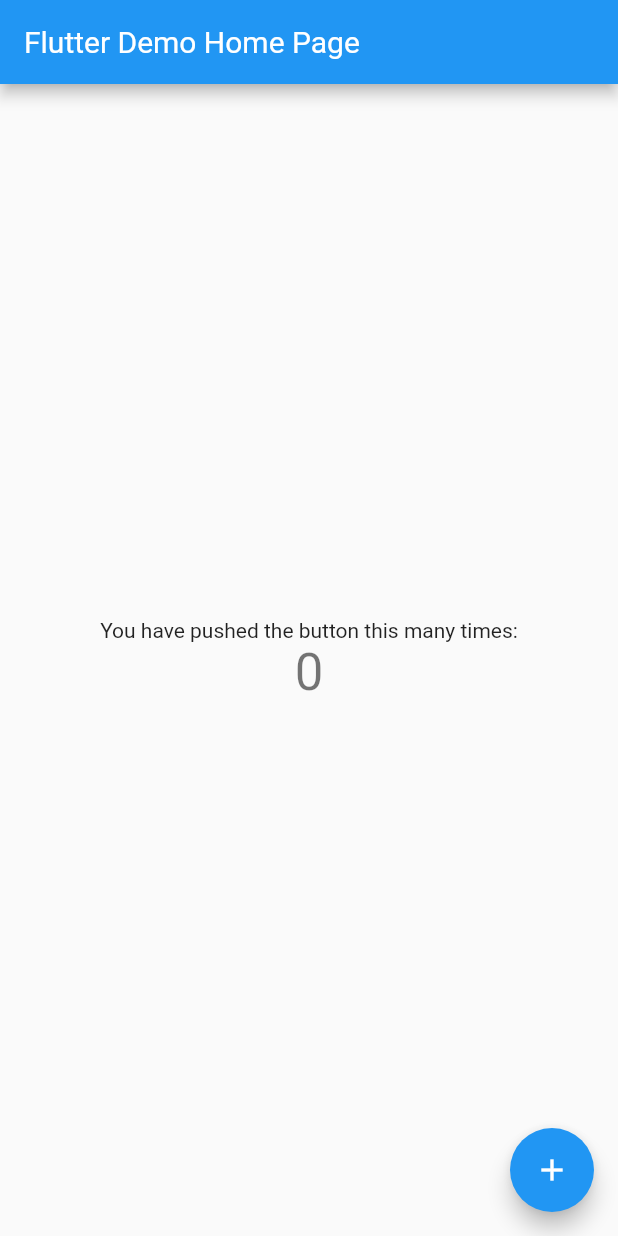
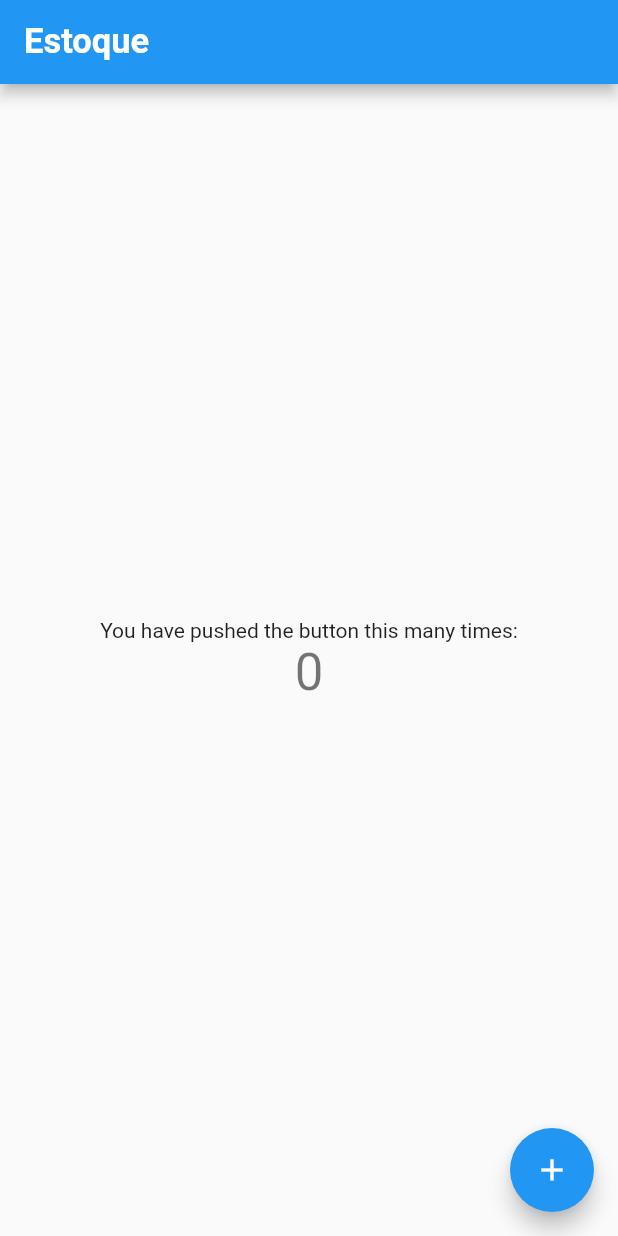
Before and after one commit to AndreFelipe97/app-inventory, a Flutter app: the screen it shows after launch, on a phone screen of 412 x 824 dp. Run offline on Flutter 3.47's test engine with Material 2 defaults, Android fonts, the phone set to English and light mode, and no system bars.

Commit message:
feat: config theme and fonts app

```diff
--- a/lib/main.dart
+++ b/lib/main.dart
@@ -9,8 +9,23 @@ class InvetortyApp extends StatelessWidget {
       title: 'Flutter Demo',
       theme: ThemeData(
         primarySwatch: Colors.blue,
+        fontFamily: 'OpenSans',
+        textTheme: ThemeData.light().textTheme.copyWith(
+                headline6: TextStyle(
+              fontFamily: 'Roboto',
+              fontSize: 16,
+              fontWeight: FontWeight.bold,
+            )),
+        appBarTheme: AppBarTheme(
+          textTheme: ThemeData.light().textTheme.copyWith(
+                  headline6: TextStyle(
+                fontFamily: 'Roboto',
+                fontSize: 23,
+                fontWeight: FontWeight.bold,
+              )),
+        ),
       ),
-      home: MyHomePage(title: 'Flutter Demo Home Page'),
+      home: MyHomePage(),
     );
   }
 }
@@ -37,7 +52,7 @@ class _MyHomePageState extends State<MyHomePage> {
   Widget build(BuildContext context) {
     return Scaffold(
       appBar: AppBar(
-        title: Text(widget.title),
+        title: Text('Estoque'),
       ),
       body: Center(
         child: Column(
```
